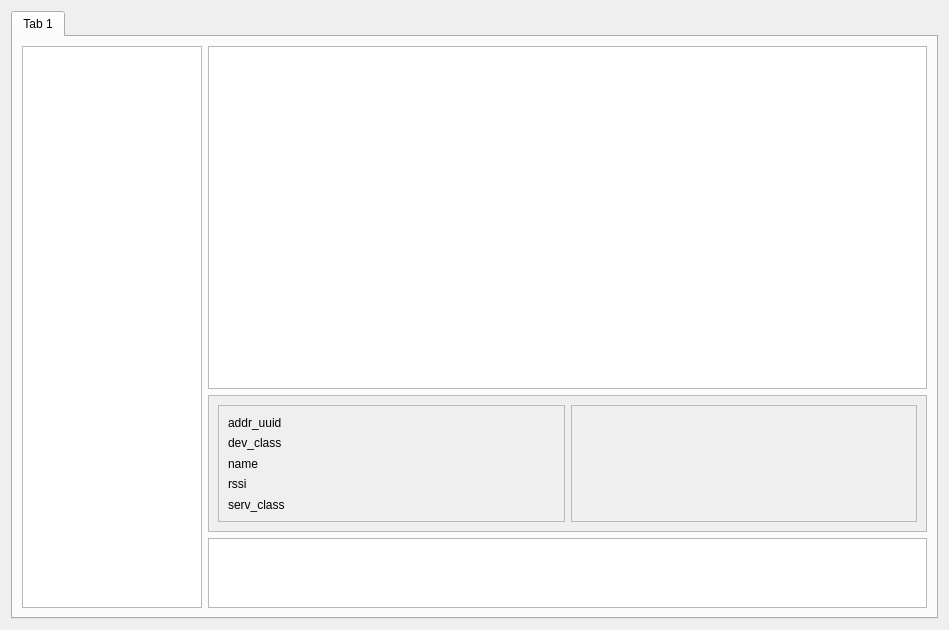
MXDMY/MyTool, file bluetooth.ui: the form before one commit.
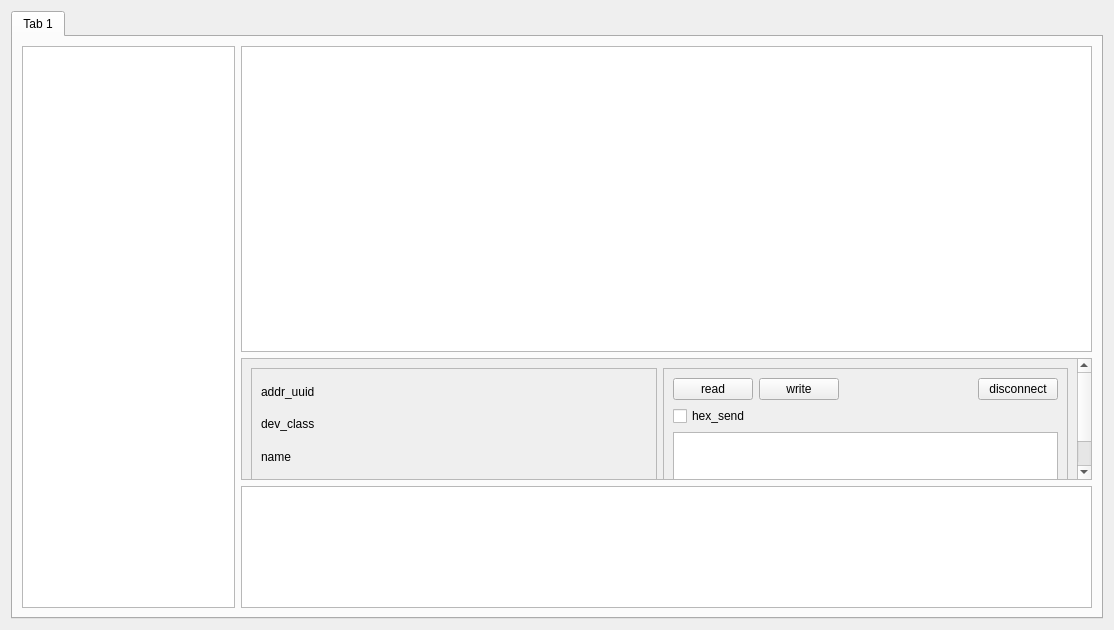
The form after the commit.

The edit to the form file:
```diff
--- a/bluetooth.ui
+++ b/bluetooth.ui
@@ -6,7 +6,7 @@
    <rect>
     <x>0</x>
     <y>0</y>
-    <width>949</width>
+    <width>1114</width>
     <height>630</height>
    </rect>
   </property>
@@ -28,7 +28,7 @@
         <widget class="QListView" name="ble_dev_view"/>
        </item>
        <item>
-        <layout class="QVBoxLayout" name="verticalLayout_2" stretch="5,2,1">
+        <layout class="QVBoxLayout" name="verticalLayout_2" stretch="5,2,2">
          <item>
           <widget class="QTreeView" name="ble_serv_view"/>
          </item>
@@ -42,11 +42,11 @@
              <rect>
               <x>0</x>
               <y>0</y>
-              <width>704</width>
-              <height>157</height>
+              <width>836</width>
+              <height>176</height>
              </rect>
             </property>
-            <layout class="QHBoxLayout" name="horizontalLayout_2">
+            <layout class="QHBoxLayout" name="horizontalLayout_2" stretch="1,1">
              <item>
               <widget class="QFrame" name="info_frame">
                <property name="frameShape">
@@ -78,14 +78,7 @@
                  </widget>
                 </item>
                 <item>
-                 <widget class="QLabel" name="rssi">
-                  <property name="text">
-                   <string>rssi</string>
-                  </property>
-                 </widget>
-                </item>
-                <item>
-                 <widget class="QLabel" name="serv_class">
+                 <widget class="QLabel" name="serv_class_label">
                   <property name="text">
                    <string>serv_class</string>
                   </property>
@@ -102,6 +95,73 @@
                <property name="frameShadow">
                 <enum>QFrame::Raised</enum>
                </property>
+               <layout class="QVBoxLayout" name="verticalLayout_4">
+                <item>
+                 <layout class="QHBoxLayout" name="horizontalLayout_3">
+                  <item>
+                   <widget class="QPushButton" name="ble_read_btn">
+                    <property name="text">
+                     <string>read</string>
+                    </property>
+                   </widget>
+                  </item>
+                  <item>
+                   <widget class="QPushButton" name="ble_write_btn">
+                    <property name="text">
+                     <string>write</string>
+                    </property>
+                   </widget>
+                  </item>
+                  <item>
+                   <spacer name="horizontalSpacer">
+                    <property name="orientation">
+                     <enum>Qt::Horizontal</enum>
+                    </property>
+                    <property name="sizeHint" stdset="0">
+                     <size>
+                      <width>40</width>
+                      <height>20</height>
+                     </size>
+                    </property>
+                   </spacer>
+                  </item>
+                  <item>
+                   <widget class="QPushButton" name="ble_disconnect_btn">
+                    <property name="text">
+                     <string>disconnect</string>
+                    </property>
+                   </widget>
+                  </item>
+                 </layout>
+                </item>
+                <item>
+                 <layout class="QHBoxLayout" name="horizontalLayout_4">
+                  <item>
+                   <widget class="QCheckBox" name="ble_hex_send_check">
+                    <property name="text">
+                     <string>hex_send</string>
+                    </property>
+                   </widget>
+                  </item>
+                  <item>
+                   <spacer name="horizontalSpacer_2">
+                    <property name="orientation">
+                     <enum>Qt::Horizontal</enum>
+                    </property>
+                    <property name="sizeHint" stdset="0">
+                     <size>
+                      <width>40</width>
+                      <height>20</height>
+                     </size>
+                    </property>
+                   </spacer>
+                  </item>
+                 </layout>
+                </item>
+                <item>
+                 <widget class="QTextEdit" name="ble_wdata_edit"/>
+                </item>
+               </layout>
               </widget>
              </item>
             </layout>
```
Left out of the diff: 6 changed lines with no effect on the pictures.
